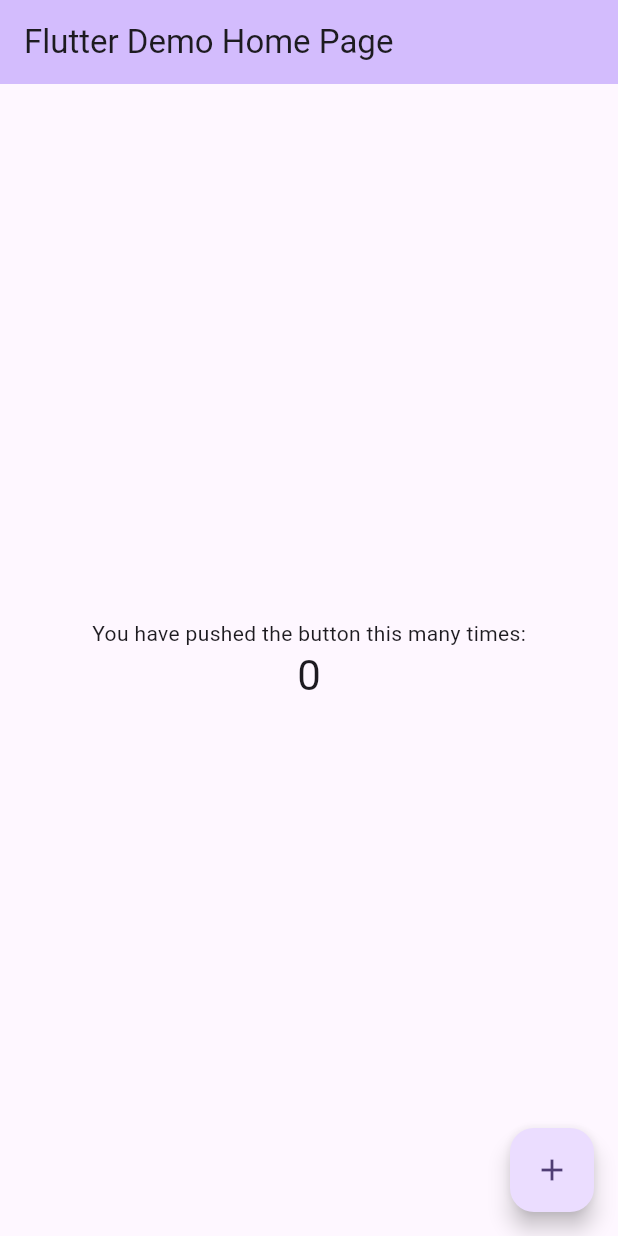
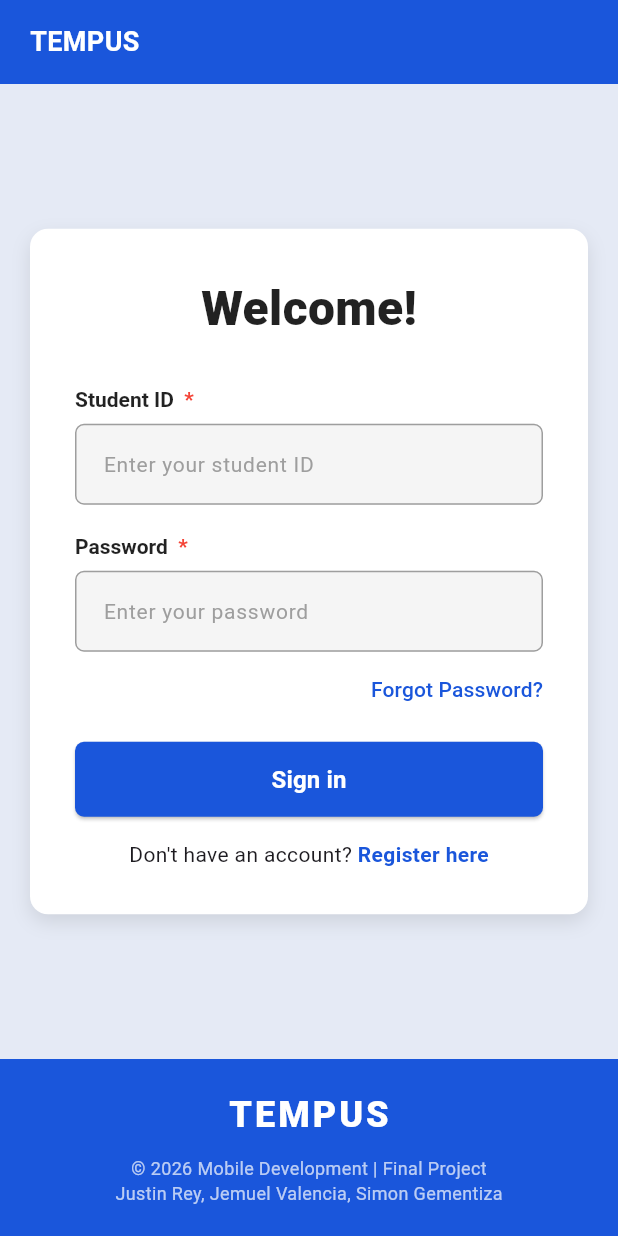
Before and after one commit to saiimonn/tempus, a Flutter app: the screen it shows after launch, on a phone screen of 412 x 824 dp. Run offline on Flutter 3.47's test engine with Material 3 defaults, Android fonts, the phone set to English and light mode, and no system bars.

Commit message:
Added Login Page

```diff
--- /dev/null
+++ b/devtools_options.yaml
@@ -0,0 +1,3 @@
+description: This file stores settings for Dart & Flutter DevTools.
+documentation: https://docs.flutter.dev/tools/devtools/extensions#configure-extension-enablement-states
+extensions:
--- /dev/null
+++ b/lib/login_page.dart
@@ -0,0 +1,267 @@
+import 'package:flutter/material.dart';
+import 'package:flutter/services.dart'; // Needed for the number-only field
+
+class LandingPage extends StatefulWidget {
+  const LandingPage({super.key});
+
+  @override
+  State<LandingPage> createState() => _LandingPageState();
+}
+
+class _LandingPageState extends State<LandingPage> {
+  // Controllers to retrieve text later
+  final _idController = TextEditingController();
+  final _passwordController = TextEditingController();
+
+  // The main blue color used in the header, button, and footer
+  final Color brandBlue = const Color(0xFF1A56DB);
+
+  @override
+  Widget build(BuildContext context) {
+    return Scaffold(
+      backgroundColor: const Color(0xFFE5EAF5), // Light blue-grey background
+      body: Column(
+        children: [
+          // ---------------- HEADER ----------------
+          Container(
+            color: brandBlue,
+            padding: const EdgeInsets.symmetric(horizontal: 20, vertical: 15),
+            child: SafeArea(
+              bottom: false,
+              child: Row(
+                mainAxisAlignment: MainAxisAlignment.spaceBetween,
+                children: [
+                  const Text(
+                    "TEMPUS",
+                    style: TextStyle(
+                      color: Colors.white,
+                      fontWeight: FontWeight.bold,
+                      fontSize: 18,
+                    ),
+                  ),
+                  // TextButton(
+                  //   onPressed: () {},
+                  //   child: const Text(
+                  //     "FAQs",
+                  //     style: TextStyle(color: Colors.white),
+                  //   ),
+                  // ),
+                ],
+              ),
+            ),
+          ),
+
+          // ---------------- BODY (Login Card) ----------------
+          Expanded(
+            child: Center(
+              child: SingleChildScrollView(
+                padding: const EdgeInsets.all(20),
+                child: Container(
+                  width: 400, // Limits width on larger screens (web/tablet)
+                  padding: const EdgeInsets.all(30),
+                  decoration: BoxDecoration(
+                    color: Colors.white,
+                    borderRadius: BorderRadius.circular(12),
+                    boxShadow: [
+                      BoxShadow(
+                        color: Colors.black.withOpacity(0.1),
+                        blurRadius: 10,
+                        offset: const Offset(0, 5),
+                      ),
+                    ],
+                  ),
+                  child: Column(
+                    crossAxisAlignment: CrossAxisAlignment.start,
+                    mainAxisSize: MainAxisSize.min,
+                    children: [
+                      const Center(
+                        child: Text(
+                          "Welcome!",
+                          style: TextStyle(
+                            fontSize: 32,
+                            fontWeight: FontWeight.w800,
+                            color: Colors.black87,
+                          ),
+                        ),
+                      ),
+                      const SizedBox(height: 30),
+
+                      // --- Student ID Field ---
+                      _buildLabel("Student ID *"),
+                      const SizedBox(height: 8),
+                      TextFormField(
+                        controller: _idController,
+                        keyboardType:
+                            TextInputType.number, // <--- Opens number pad
+                        inputFormatters: [
+                          FilteringTextInputFormatter
+                              .digitsOnly, // <--- Blocks letters/symbols
+                        ],
+                        decoration: _inputDecoration("Enter your student ID"),
+                      ),
+                      const SizedBox(height: 20),
+
+                      // --- Password Field ---
+                      _buildLabel("Password *"),
+                      const SizedBox(height: 8),
+                      TextFormField(
+                        controller: _passwordController,
+                        obscureText: true,
+                        decoration: _inputDecoration("Enter your password"),
+                      ),
+                      const SizedBox(height: 10),
+
+                      // --- Forgot Password Link ---
+                      Align(
+                        alignment: Alignment.centerRight,
+                        child: TextButton(
+                          onPressed: () {
+                            // Add forgot password logic here
+                          },
+                          style: TextButton.styleFrom(
+                            padding: EdgeInsets.zero,
+                            minimumSize: const Size(50, 30),
+                            tapTargetSize: MaterialTapTargetSize.shrinkWrap,
+                          ),
+                          child: Text(
+                            "Forgot Password?",
+                            style: TextStyle(color: brandBlue),
+                          ),
+                        ),
+                      ),
+                      const SizedBox(height: 20),
+
+                      // --- Sign In Button ---
+                      SizedBox(
+                        width: double.infinity,
+                        height: 50,
+                        child: ElevatedButton(
+                          onPressed: () {
+                            print("ID: ${_idController.text}");
+                            print("Pass: ${_passwordController.text}");
+                          },
+                          style: ElevatedButton.styleFrom(
+                            backgroundColor: brandBlue,
+                            foregroundColor: Colors.white,
+                            shape: RoundedRectangleBorder(
+                              borderRadius: BorderRadius.circular(6),
+                            ),
+                          ),
+                          child: const Text(
+                            "Sign in",
+                            style: TextStyle(
+                              fontSize: 16,
+                              fontWeight: FontWeight.bold,
+                            ),
+                          ),
+                        ),
+                      ),
+                      const SizedBox(height: 15),
+
+                      // --- Register Link ---
+                      Center(
+                        child: Row(
+                          mainAxisAlignment: MainAxisAlignment.center,
+                          children: [
+                            const Text("Don't have an account? "),
+                            GestureDetector(
+                              onTap: () {
+                                // Add register navigation here
+                              },
+                              child: Text(
+                                "Register here",
+                                style: TextStyle(
+                                  color: brandBlue,
+                                  fontWeight: FontWeight.bold,
+                                ),
+                              ),
+                            ),
+                          ],
+                        ),
+                      ),
+                    ],
+                  ),
+                ),
+              ),
+            ),
+          ),
+
+          // ---------------- FOOTER ----------------
+          Container(
+            width: double.infinity,
+            color: brandBlue,
+            padding: const EdgeInsets.symmetric(vertical: 20, horizontal: 20),
+            child: Column(
+              children: const [
+                Text(
+                  "TEMPUS", // Placeholder for Logo
+                  style: TextStyle(
+                    color: Colors.white,
+                    fontSize: 24,
+                    fontWeight: FontWeight.w900,
+                    letterSpacing: 2,
+                  ),
+                ),
+                SizedBox(height: 10),
+                Text(
+                  "© 2026 Mobile Development | Final Project",
+                  style: TextStyle(color: Colors.white70, fontSize: 12),
+                ),
+                Text(
+                  "Justin Rey, Jemuel Valencia, Simon Gementiza",
+                  style: TextStyle(color: Colors.white70, fontSize: 12),
+                ),
+              ],
+            ),
+          ),
+        ],
+      ),
+    );
+  }
+
+  // Helper widget for Labels
+  Widget _buildLabel(String text) {
+    return RichText(
+      text: TextSpan(
+        text: text.replaceAll('*', ''),
+        style: const TextStyle(
+          color: Colors.black87,
+          fontWeight: FontWeight.bold,
+          fontSize: 14,
+        ),
+        children: [
+          if (text.contains('*'))
+            const TextSpan(
+              text: ' *',
+              style: TextStyle(color: Colors.red),
+            ),
+        ],
+      ),
+    );
+  }
+
+  // Helper method for Input Styling
+  InputDecoration _inputDecoration(String hint) {
+    return InputDecoration(
+      hintText: hint,
+      hintStyle: const TextStyle(color: Colors.grey, fontSize: 14),
+      contentPadding: const EdgeInsets.symmetric(horizontal: 15, vertical: 15),
+      filled: true,
+      fillColor: const Color(0xFFF5F5F5), // Very light grey inside input
+      border: OutlineInputBorder(
+        borderRadius: BorderRadius.circular(6),
+        borderSide: const BorderSide(color: Colors.grey),
+      ),
+      enabledBorder: OutlineInputBorder(
+        borderRadius: BorderRadius.circular(6),
+        borderSide: const BorderSide(
+          color: Colors.grey,
+        ), // Grey border when idle
+      ),
+      focusedBorder: OutlineInputBorder(
+        borderRadius: BorderRadius.circular(6),
+        borderSide: BorderSide(color: brandBlue, width: 2), // Blue when clicked
+      ),
+    );
+  }
+}
--- a/lib/main.dart
+++ b/lib/main.dart
@@ -1,133 +1,23 @@
 import 'package:flutter/material.dart';
-import 'package:supabase_flutter/supabase_flutter.dart';
-import 'package:flutter_dotenv/flutter_dotenv.dart';
+import 'login_page.dart';
 
-void main() async {
-  WidgetsFlutterBinding.ensureInitialized();
-
-  await dotenv.load(fileName: '.env');
-
-  await Supabase.initialize(
-    url: dotenv.env['SUPABASE_URL']!,
-    anonKey: dotenv.env['SUPABASE_KEY']!,
-  );
-
+void main() {
   runApp(const MyApp());
 }
 
 class MyApp extends StatelessWidget {
   const MyApp({super.key});
 
-  // This widget is the root of your application.
   @override
   Widget build(BuildContext context) {
     return MaterialApp(
-      title: 'Flutter Demo',
+      debugShowCheckedModeBanner: false,
+      title: 'Login Demo',
       theme: ThemeData(
-        // This is the theme of your application.
-        //
-        // TRY THIS: Try running your application with "flutter run". You'll see
-        // the application has a purple toolbar. Then, without quitting the app,
-        // try changing the seedColor in the colorScheme below to Colors.green
-        // and then invoke "hot reload" (save your changes or press the "hot
-        // reload" button in a Flutter-supported IDE, or press "r" if you used
-        // the command line to start the app).
-        //
-        // Notice that the counter didn't reset back to zero; the application
-        // state is not lost during the reload. To reset the state, use hot
-        // restart instead.
-        //
-        // This works for code too, not just values: Most code changes can be
-        // tested with just a hot reload.
-        colorScheme: .fromSeed(seedColor: Colors.deepPurple),
+        primaryColor: const Color(0xFF1A56DB),
+        useMaterial3: true,
       ),
-      home: const MyHomePage(title: 'Flutter Demo Home Page'),
+      home: const LandingPage(),
     );
   }
 }
-
-class MyHomePage extends StatefulWidget {
-  const MyHomePage({super.key, required this.title});
-
-  // This widget is the home page of your application. It is stateful, meaning
-  // that it has a State object (defined below) that contains fields that affect
-  // how it looks.
-
-  // This class is the configuration for the state. It holds the values (in this
-  // case the title) provided by the parent (in this case the App widget) and
-  // used by the build method of the State. Fields in a Widget subclass are
-  // always marked "final".
-
-  final String title;
-
-  @override
-  State<MyHomePage> createState() => _MyHomePageState();
-}
-
-class _MyHomePageState extends State<MyHomePage> {
-  int _counter = 0;
-
-  void _incrementCounter() {
-    setState(() {
-      // This call to setState tells the Flutter framework that something has
-      // changed in this State, which causes it to rerun the build method below
-      // so that the display can reflect the updated values. If we changed
-      // _counter without calling setState(), then the build method would not be
-      // called again, and so nothing would appear to happen.
-      _counter++;
-    });
-  }
-
-  @override
-  Widget build(BuildContext context) {
-    // This method is rerun every time setState is called, for instance as done
-    // by the _incrementCounter method above.
-    //
-    // The Flutter framework has been optimized to make rerunning build methods
-    // fast, so that you can just rebuild anything that needs updating rather
-    // than having to individually change instances of widgets.
-    return Scaffold(
-      appBar: AppBar(
-        // TRY THIS: Try changing the color here to a specific color (to
-        // Colors.amber, perhaps?) and trigger a hot reload to see the AppBar
-        // change color while the other colors stay the same.
-        backgroundColor: Theme.of(context).colorScheme.inversePrimary,
-        // Here we take the value from the MyHomePage object that was created by
-        // the App.build method, and use it to set our appbar title.
-        title: Text(widget.title),
-      ),
-      body: Center(
-        // Center is a layout widget. It takes a single child and positions it
-        // in the middle of the parent.
-        child: Column(
-          // Column is also a layout widget. It takes a list of children and
-          // arranges them vertically. By default, it sizes itself to fit its
-          // children horizontally, and tries to be as tall as its parent.
-          //
-          // Column has various properties to control how it sizes itself and
-          // how it positions its children. Here we use mainAxisAlignment to
-          // center the children vertically; the main axis here is the vertical
-          // axis because Columns are vertical (the cross axis would be
-          // horizontal).
-          //
-          // TRY THIS: Invoke "debug painting" (choose the "Toggle Debug Paint"
-          // action in the IDE, or press "p" in the console), to see the
-          // wireframe for each widget.
-          mainAxisAlignment: .center,
-          children: [
-            const Text('You have pushed the button this many times:'),
-            Text(
-              '$_counter',
-              style: Theme.of(context).textTheme.headlineMedium,
-            ),
-          ],
-        ),
-      ),
-      floatingActionButton: FloatingActionButton(
-        onPressed: _incrementCounter,
-        tooltip: 'Increment',
-        child: const Icon(Icons.add),
-      ),
-    );
-  }
-}
```
